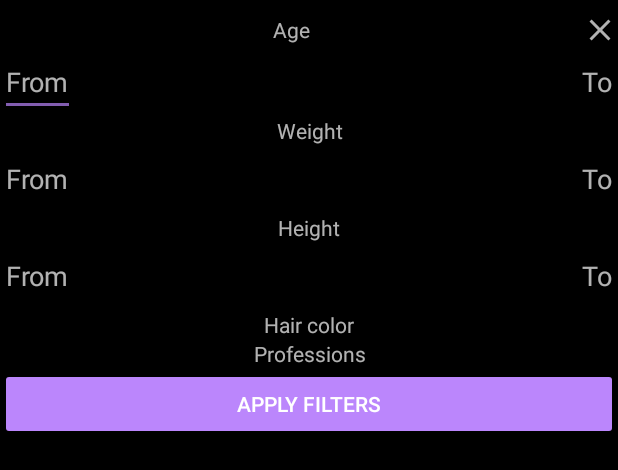
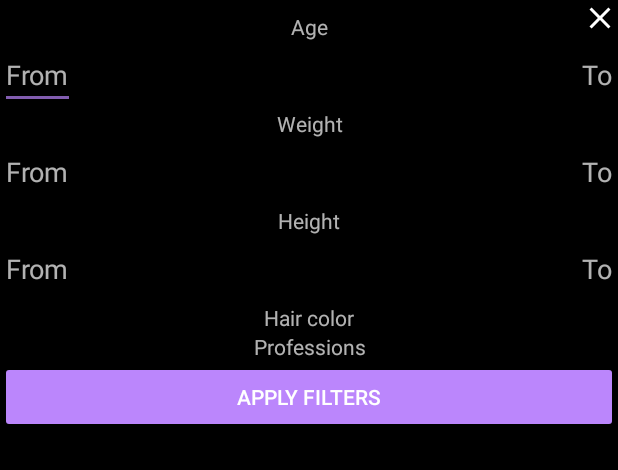
Before and after one commit to AlfredoBejarano/Brastlewark, an Android app: the layout dialog_filters.xml on its own in the app's theme, with its tools: preview values and no code run, on a phone screen of 412 x 824 dp. Shown: the top 470 px of the screen. Run offline under Robolectric (Android 15) with nearby library versions, the phone set to English and light mode, and no system bars; network calls fail.

```diff
--- a/app/src/main/java/me/alfredobejarano/brastlewark/viewmodel/GnomeListViewModel.kt
+++ b/app/src/main/java/me/alfredobejarano/brastlewark/viewmodel/GnomeListViewModel.kt
@@ -47,7 +47,7 @@ class GnomeListViewModel(
     }
 
     fun getHeightSettings() = forLiveData {
-        gnomes.sortBy { it.weight }
+        gnomes.sortBy { it.height }
         gnomes.first().height..gnomes.last().height
     }
 
--- a/app/src/main/res/layout/dialog_filters.xml
+++ b/app/src/main/res/layout/dialog_filters.xml
@@ -19,10 +19,17 @@
                 android:layout_alignParentTop="true"
                 android:layout_alignParentEnd="true"
                 android:alpha="0.7"
-                android:drawableEnd="@drawable/ic_close_white_24dp"
                 android:gravity="center"
                 android:text="@string/age"
                 android:textColor="@android:color/white" />
+
+            <ImageView
+                android:id="@+id/closeButton"
+                android:layout_alignParentTop="true"
+                android:layout_alignParentEnd="true"
+                android:src="@drawable/ic_close_white_24dp"
+                android:layout_width="wrap_content"
+                android:layout_height="wrap_content"/>
 
             <EditText
                 android:id="@+id/ageFrom"
```
Also changed, not shown: app/src/main/java/me/alfredobejarano/brastlewark/FiltersAlertDialog.kt (+6 -5 lines), app/src/main/java/me/alfredobejarano/brastlewark/SplashActivity.kt (+6 -4 lines), app/src/main/java/me/alfredobejarano/brastlewark/datasource/network/GnomeApiService.kt (+26 -4 lines).
